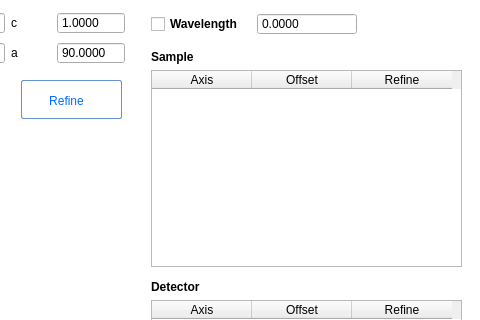
The window that apps/NSXQt/ui/DialogRefineUnitCell.ui (k61n/openhkl) describes before a commit, drawn with Qt 5; both pictures show x 239 to 719 and y 0 to 320 of the 719 by 510 pixel window.
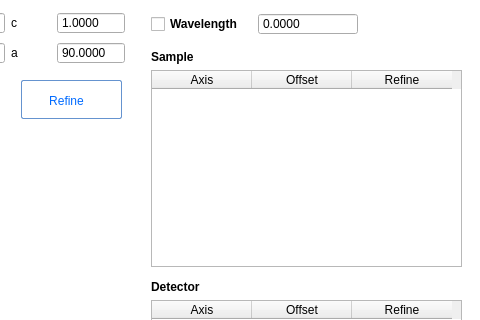
The same window after the commit. Custom widgets are drawn as their Qt base class.

The edit to the form file:
```diff
--- a/apps/NSXQt/ui/DialogRefineUnitCell.ui
+++ b/apps/NSXQt/ui/DialogRefineUnitCell.ui
@@ -135,7 +135,7 @@
     <rect>
      <x>390</x>
      <y>10</y>
-     <width>206</width>
+     <width>207</width>
      <height>29</height>
     </rect>
    </property>
```
Left out of the diff: 2 changed lines with no effect on the pictures.
